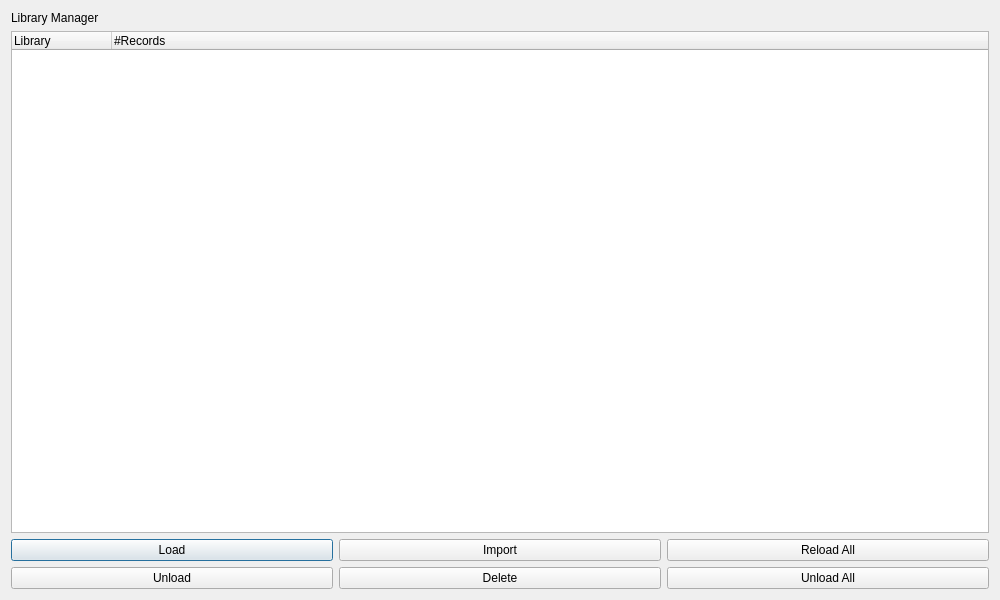
Qt form src/maven/forms/librarydialog.ui (eugenemel/maven) before a commit.
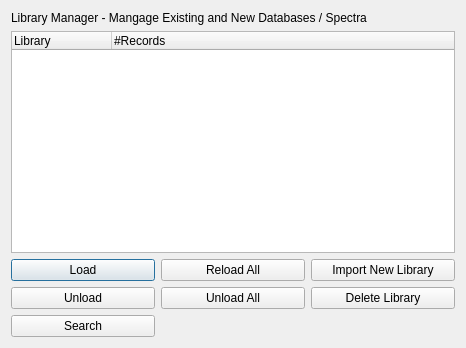
The same form after that commit.

Commit message: Improved accessability of Libary Searches and Dialogs.

The edit to the form file:
```diff
--- a/src/maven/forms/librarydialog.ui
+++ b/src/maven/forms/librarydialog.ui
@@ -6,8 +6,8 @@
    <rect>
     <x>0</x>
     <y>0</y>
-    <width>1000</width>
-    <height>600</height>
+    <width>466</width>
+    <height>348</height>
    </rect>
   </property>
   <property name="windowTitle">
@@ -20,13 +20,6 @@
    <bool>false</bool>
   </property>
   <layout class="QGridLayout" name="gridLayout">
-   <item row="0" column="0" colspan="2">
-    <widget class="QLabel" name="label">
-     <property name="text">
-      <string>Library Manager</string>
-     </property>
-    </widget>
-   </item>
    <item row="2" column="0">
     <widget class="QPushButton" name="loadButton">
      <property name="text">
@@ -34,6 +27,13 @@
      </property>
     </widget>
    </item>
+   <item row="4" column="0">
+    <widget class="QPushButton" name="btnUnload">
+     <property name="text">
+      <string>Unload</string>
+     </property>
+    </widget>
+   </item>
    <item row="1" column="0" colspan="3">
     <widget class="QTreeWidget" name="treeWidget">
      <property name="selectionMode">
@@ -57,41 +57,48 @@
      </column>
     </widget>
    </item>
-   <item row="4" column="0">
-    <widget class="QPushButton" name="btnUnload">
-     <property name="text">
-      <string>Unload</string>
-     </property>
-    </widget>
-   </item>
-   <item row="4" column="1">
-    <widget class="QPushButton" name="deleteButton">
-     <property name="text">
-      <string>Delete</string>
-     </property>
-    </widget>
-   </item>
    <item row="2" column="1">
-    <widget class="QPushButton" name="importButton">
-     <property name="text">
-      <string>Import</string>
-     </property>
-    </widget>
-   </item>
-   <item row="2" column="2">
     <widget class="QPushButton" name="reloadAllButton">
      <property name="text">
       <string>Reload All</string>
      </property>
     </widget>
    </item>
-   <item row="4" column="2">
+   <item row="4" column="1">
     <widget class="QPushButton" name="btnUnloadAll">
      <property name="text">
       <string>Unload All</string>
      </property>
     </widget>
    </item>
+   <item row="2" column="2">
+    <widget class="QPushButton" name="importButton">
+     <property name="text">
+      <string>Import New Library</string>
+     </property>
+    </widget>
+   </item>
+   <item row="4" column="2">
+    <widget class="QPushButton" name="deleteButton">
+     <property name="text">
+      <string>Delete Library</string>
+     </property>
+    </widget>
+   </item>
+   <item row="5" column="0">
+    <widget class="QPushButton" name="searchButton">
+     <property name="text">
+      <string>Search</string>
+     </property>
+    </widget>
+   </item>
+   <item row="0" column="0" colspan="3">
+    <widget class="QLabel" name="label">
+     <property name="text">
+      <string>Library Manager - Mangage Existing and New Databases / Spectra </string>
+     </property>
+    </widget>
+   </item>
   </layout>
  </widget>
  <resources/>
```
The commit also changes 6 other files.
